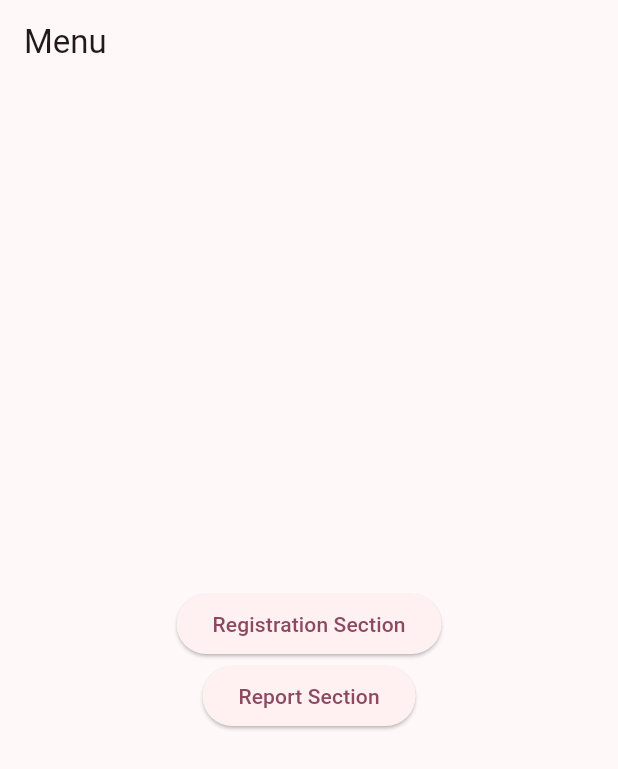
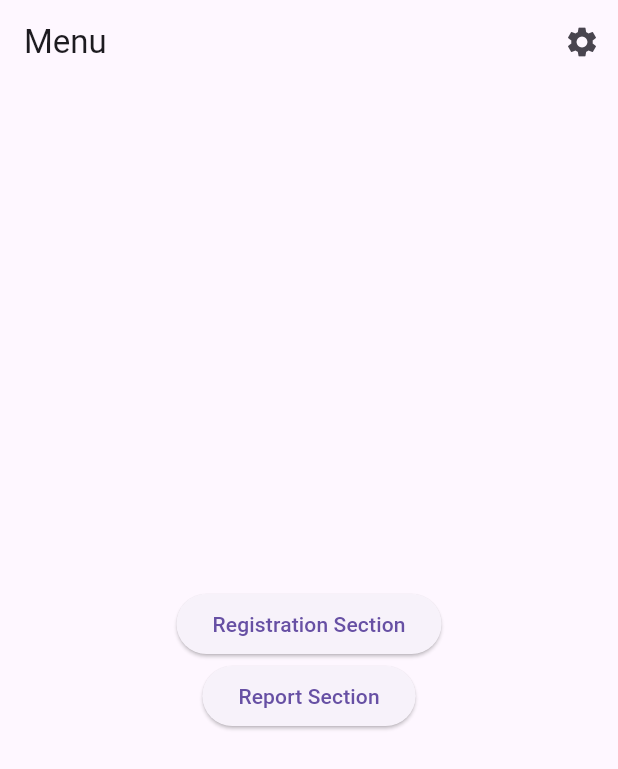
Before and after one commit to edyeftimie/IdeaKeeper, a Flutter app: the screen it shows after launch, on a phone screen of 412 x 824 dp. Shown: the top 769 px of the screen. Run offline on Flutter 3.47's test engine with Material 3 defaults, Android fonts, the phone set to English and light mode, and no system bars; our stand-ins replace sqflite, sqflite_common_ffi; accounts and stored records are empty; network calls fail.

Commit message:
settings bar to the app

```diff
--- /dev/null
+++ b/l10n.yaml
@@ -0,0 +1,3 @@
+arb-dir: lib/src/localization
+template-arb-file: app_en.arb
+output-localization-file: app_localizations.dart
--- a/lib/src/app.dart
+++ b/lib/src/app.dart
@@ -1,46 +1,72 @@
-import 'package:exam_project/src/mvrc/controller/controller.dart';
-// import 'package:exam_project/src/mvrc/controller/globals.dart';
-import 'package:exam_project/src/mvrc/view/menu_view.dart';
-// import 'package:exam_project/src/mvrc/view/widgets/message.dart';
+import 'package:exam_project/src/mvrc/settings/settings_view.dart';
 import 'package:flutter/material.dart';
+// import 'package:flutter_gen/gen_l10n/app_localizations.dart';
+import 'package:flutter_localizations/flutter_localizations.dart';
 
 import 'package:exam_project/src/mvrc/view/list_view.dart';
 import 'package:exam_project/src/mvrc/view/genres_view.dart';
+import 'package:exam_project/src/mvrc/view/menu_view.dart';
 import 'package:exam_project/src/mvrc/view/add_or_edit_item_view.dart ';
 import 'package:exam_project/src/mvrc/model/abstract_entity.dart';
 import 'package:exam_project/src/mvrc/view/books_genre_view.dart';
+import 'package:exam_project/src/mvrc/controller/controller.dart';
+import 'package:exam_project/src/mvrc/settings/settings_controller.dart';
 
 class MyApp<T extends Entity> extends StatelessWidget {
-  // final AbstractRepo<T> repo;
+  final SettingsController settingsController;
   final Controller<T> controller;
   final T Function(Map<String, dynamic> json) fromJson;
 
   const MyApp({
     Key? key,
-    // required this.repo,
+    required this.settingsController,
     required this.controller,
     required this.fromJson,
   }) : super(key: key);
 
   @override
   Widget build(BuildContext context) {
+    return ListenableBuilder(
+      listenable: settingsController,
+      builder: (BuildContext context, Widget? child) {
         return MaterialApp(
+          restorationScopeId: 'app',
+          localizationsDelegates: const [
+            // AppLocalizations.delegate,
+            GlobalMaterialLocalizations.delegate,
+            GlobalWidgetsLocalizations.delegate,
+            GlobalCupertinoLocalizations.delegate,
+          ],
+
           title: 'EXAM Eftimie Eduard-Costin',
-      theme: ThemeData(
-        colorScheme: ColorScheme.fromSeed(seedColor: const Color.fromARGB(255, 0, 0, 0)),
-        visualDensity: VisualDensity.adaptivePlatformDensity,
-        useMaterial3: true,
-      ),
+          // theme: ThemeData(
+          //   colorScheme: ColorScheme.fromSeed(seedColor: const Color.fromARGB(255, 0, 0, 0)),
+          //   visualDensity: VisualDensity.adaptivePlatformDensity,
+          //   useMaterial3: true,
+          // ),
           supportedLocales: const [
             Locale('en', 'US'),
             Locale('ro', 'RO'),
           ],
+          // onGenerateTitle: (BuildContext context) =>
+          //   AppLocalizations.of(context)!.appTitle,
+
+          // Define a light and dark color theme. Then, read the user's
+          // preferred ThemeMode (light, dark, or system default) from the
+          // SettingsController to display the correct theme.
+          theme: ThemeData(),
+          darkTheme: ThemeData.dark(),
+          themeMode: settingsController.themeMode,
+
           onGenerateRoute: (RouteSettings routeSettings) {
             return MaterialPageRoute(
+              settings: routeSettings,
               builder: (context) {
                 final Uri uri = Uri.parse(routeSettings.name!);
                 debugPrint (uri.path);
                 switch (uri.path) {
+                  case SettingsView.routeName:
+                    return SettingsView(controller: settingsController);
                   case '/':
                     return MenuView();
                   case '/list_items':
@@ -69,4 +95,6 @@ class MyApp<T extends Entity> extends StatelessWidget {
           },
         );
       }
+    );
   }
+}
--- /dev/null
+++ b/lib/src/localization/app_en.arb
@@ -0,0 +1,6 @@
+{
+  "appTitle": "Remote Winery",
+  "@appTitle": {
+    "description": "The title of the application"
+  }
+}
--- /dev/null
+++ b/lib/src/mvrc/settings/settings_controller.dart
@@ -0,0 +1,50 @@
+import 'package:flutter/material.dart';
+
+import 'settings_service.dart';
+
+/// A class that many Widgets can interact with to read user settings, update
+/// user settings, or listen to user settings changes.
+///
+/// Controllers glue Data Services to Flutter Widgets. The SettingsController
+/// uses the SettingsService to store and retrieve user settings.
+class SettingsController with ChangeNotifier {
+  SettingsController(this._settingsService);
+
+  // Make SettingsService a private variable so it is not used directly.
+  final SettingsService _settingsService;
+
+  // Make ThemeMode a private variable so it is not updated directly without
+  // also persisting the changes with the SettingsService.
+  late ThemeMode _themeMode;
+
+  // Allow Widgets to read the user's preferred ThemeMode.
+  ThemeMode get themeMode => _themeMode;
+
+  /// Load the user's settings from the SettingsService. It may load from a
+  /// local database or the internet. The controller only knows it can load the
+  /// settings from the service.
+  Future<void> loadSettings() async {
+    _themeMode = await _settingsService.themeMode();
+
+    // Important! Inform listeners a change has occurred.
+    notifyListeners();
+  }
+
+  /// Update and persist the ThemeMode based on the user's selection.
+  Future<void> updateThemeMode(ThemeMode? newThemeMode) async {
+    if (newThemeMode == null) return;
+
+    // Do not perform any work if new and old ThemeMode are identical
+    if (newThemeMode == _themeMode) return;
+
+    // Otherwise, store the new ThemeMode in memory
+    _themeMode = newThemeMode;
+
+    // Important! Inform listeners a change has occurred.
+    notifyListeners();
+
+    // Persist the changes to a local database or the internet using the
+    // SettingService.
+    await _settingsService.updateThemeMode(newThemeMode);
+  }
+}
--- /dev/null
+++ b/lib/src/mvrc/settings/settings_service.dart
@@ -0,0 +1,17 @@
+import 'package:flutter/material.dart';
+
+/// A service that stores and retrieves user settings.
+///
+/// By default, this class does not persist user settings. If you'd like to
+/// persist the user settings locally, use the shared_preferences package. If
+/// you'd like to store settings on a web server, use the http package.
+class SettingsService {
+  /// Loads the User's preferred ThemeMode from local or remote storage.
+  Future<ThemeMode> themeMode() async => ThemeMode.system;
+
+  /// Persists the user's preferred ThemeMode to local or remote storage.
+  Future<void> updateThemeMode(ThemeMode theme) async {
+    // Use the shared_preferences package to persist settings locally or the
+    // http package to persist settings over the network.
+  }
+}
--- a/lib/src/mvrc/view/menu_view.dart
+++ b/lib/src/mvrc/view/menu_view.dart
@@ -1,6 +1,7 @@
 import 'package:flutter/material.dart';
 import 'package:exam_project/src/mvrc/controller/globals.dart';
 import 'package:exam_project/src/mvrc/view/widgets/message.dart';
+import 'package:exam_project/src/mvrc/settings/settings_view.dart';
 
 class MenuView extends StatelessWidget {
   @override
@@ -8,6 +9,15 @@ class MenuView extends StatelessWidget {
     return Scaffold(
       appBar: AppBar(
         title: Text('Menu'),
+        automaticallyImplyLeading: false,
+        actions: [
+          IconButton(
+            icon: const Icon(Icons.settings),
+            onPressed: () {
+              Navigator.restorablePushNamed(context, SettingsView.routeName);
+            },
+          ),
+        ],
       ),
       body: Center(
         child: Column(
```
Also changed, not shown: lib/main.dart (+8 -3 lines), lib/src/mvrc/settings/settings_view.dart (added, +51 -0 lines), pubspec.yaml (+9 -51 lines), pubspec.lock. Lines whose indentation alone changed are shown as unchanged.
